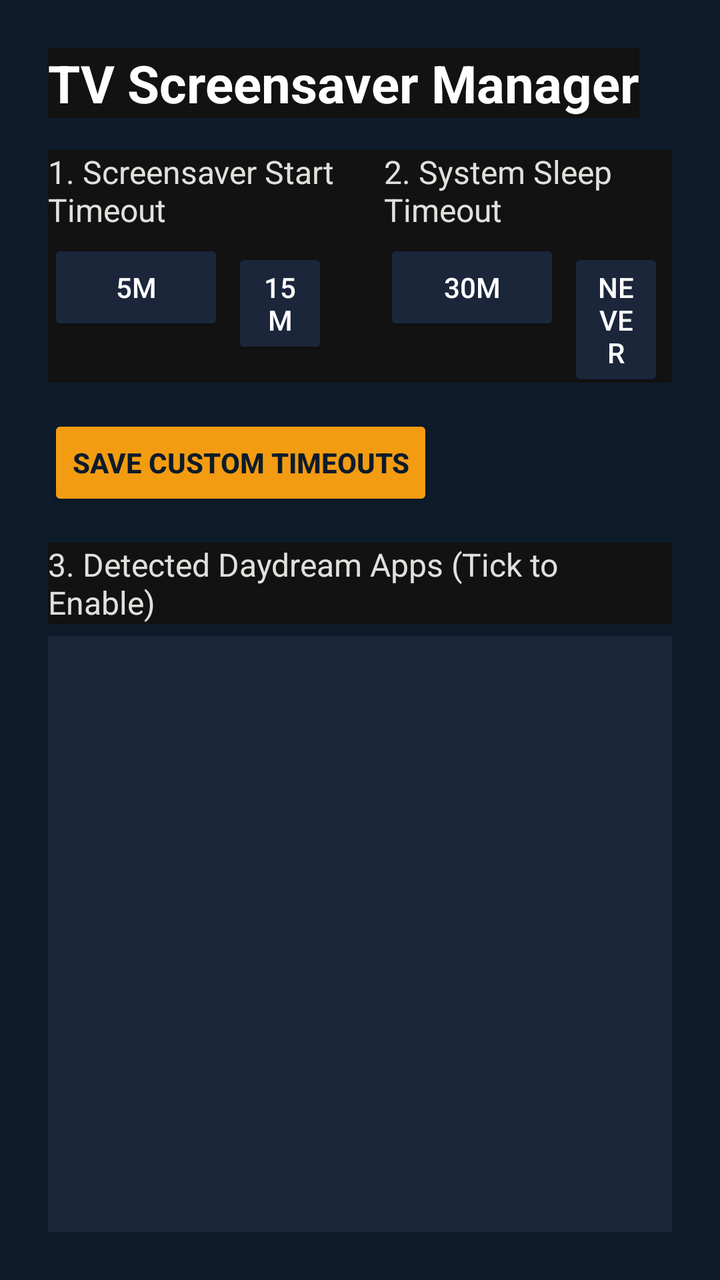
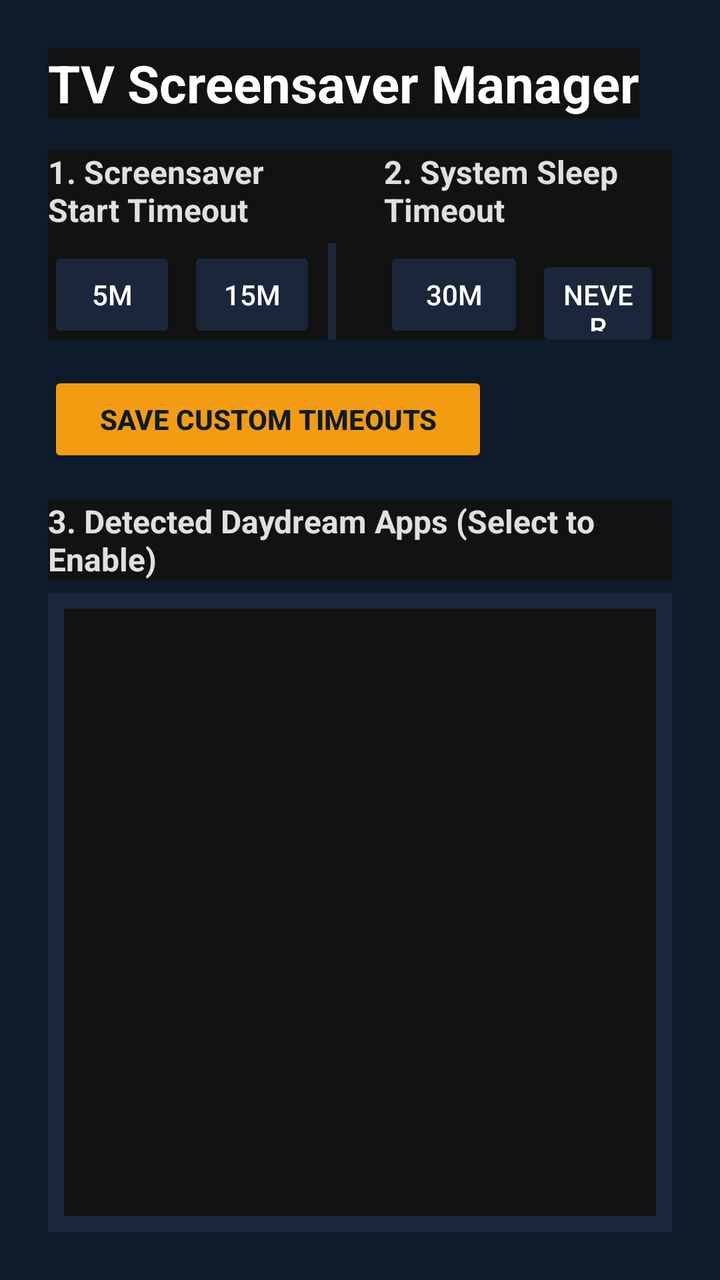

Two renders of the same Android screen: before a commit and after it. Below are the layout's source before the change and the commit's diff.
<!-- AndroidManifest.xml: application theme Theme.Leanback -->
<!-- res/layout/activity_main.xml -->
<?xml version="1.0" encoding="utf-8"?>


<LinearLayout 
    xmlns:android="http://schemas.android.com/apk/res/android"
    android:layout_width="match_parent"
    android:layout_height="match_parent"
    android:orientation="vertical"
    android:padding="24dp"
    android:background="#0D1B2A"> 

    
    <TextView
        android:layout_width="wrap_content"
        android:layout_height="wrap_content"
        android:text="TV Screensaver Manager"
        android:textColor="#FFFFFF"
        android:textSize="26sp"
        android:textStyle="bold"
        android:layout_marginBottom="16dp" />

    
    <LinearLayout
        android:id="@+id/adb_warning_card"
        android:layout_width="match_parent"
        android:layout_height="wrap_content"
        android:orientation="vertical"
        android:background="#C0392B" 
        android:padding="16dp"
        android:layout_marginBottom="16dp"
        android:visibility="gone">

        <TextView
            android:layout_width="wrap_content"
            android:layout_height="wrap_content"
            android:text="⚠️ SYSTEM PERMISSION REQUIRED"
            android:textColor="#FFFFFF"
            android:textStyle="bold"
            android:textSize="18sp"
            android:layout_marginBottom="4dp"/>

        <TextView
            android:layout_width="wrap_content"
            android:layout_height="wrap_content"
            android:text="Please run this exact command from your computer ADB Terminal to grant permission:"
            android:textColor="#EEEEEE"
            android:textSize="14sp"
            android:layout_marginBottom="8dp"/>

        <TextView
            android:layout_width="match_parent"
            android:layout_height="wrap_content"
            android:text="adb shell pm grant com.kscreensavermanager android.permission.WRITE_SECURE_SETTINGS"
            android:textColor="#FFFF00"
            android:fontFamily="monospace"
            android:background="#4A0000"
            android:padding="8dp"
            android:textSize="13sp"
            android:textIsSelectable="true"/>
    </LinearLayout>

    
    <LinearLayout
        android:layout_width="match_parent"
        android:layout_height="wrap_content"
        android:orientation="horizontal"
        android:weightSum="2"
        android:layout_marginBottom="16dp">

        
        <LinearLayout
            android:layout_width="0dp"
            android:layout_height="wrap_content"
            android:layout_weight="1"
            android:orientation="vertical"
            android:paddingRight="12dp">

            <TextView
                android:layout_width="wrap_content"
                android:layout_height="wrap_content"
                android:text="1. Screensaver Start Timeout"
                android:textColor="#E0E1DD"
                android:textSize="16sp"
                android:layout_marginBottom="4dp"/>

            <LinearLayout
                android:layout_width="match_parent"
                android:layout_height="wrap_content"
                android:orientation="horizontal">
                <Button android:id="@+id/btn_off_5m" android:layout_width="wrap_content" android:layout_height="wrap_content" android:text="5m" android:layout_marginRight="4dp" android:backgroundTint="#1B263B" android:textColor="#FFFFFF"/>
                <Button android:id="@+id/btn_off_15m" android:layout_width="wrap_content" android:layout_height="wrap_content" android:text="15m" android:layout_marginRight="4dp" android:backgroundTint="#1B263B" android:textColor="#FFFFFF"/>
                <EditText android:id="@+id/et_off_custom" android:layout_width="60dp" android:layout_height="wrap_content" android:hint="Min" android:inputType="number" android:textColor="#FFFFFF" android:textColorHint="#A0A0A0" android:background="#1B263B" android:padding="8dp"/>
            </LinearLayout>
        </LinearLayout>

        
        <LinearLayout
            android:layout_width="0dp"
            android:layout_height="wrap_content"
            android:layout_weight="1"
            android:orientation="vertical"
            android:paddingLeft="12dp">

            <TextView
                android:layout_width="wrap_content"
                android:layout_height="wrap_content"
                android:text="2. System Sleep Timeout"
                android:textColor="#E0E1DD"
                android:textSize="16sp"
                android:layout_marginBottom="4dp"/>

            <LinearLayout
                android:layout_width="match_parent"
                android:layout_height="wrap_content"
                android:orientation="horizontal">
                <Button android:id="@+id/btn_sleep_30m" android:layout_width="wrap_content" android:layout_height="wrap_content" android:text="30m" android:layout_marginRight="4dp" android:backgroundTint="#1B263B" android:textColor="#FFFFFF"/>
                <Button android:id="@+id/btn_sleep_never" android:layout_width="wrap_content" android:layout_height="wrap_content" android:text="Never" android:layout_marginRight="4dp" android:backgroundTint="#1B263B" android:textColor="#FFFFFF"/>
                <EditText android:id="@+id/et_sleep_custom" android:layout_width="60dp" android:layout_height="wrap_content" android:hint="Min" android:inputType="number" android:textColor="#FFFFFF" android:textColorHint="#A0A0A0" android:background="#1B263B" android:padding="8dp"/>
            </LinearLayout>
        </LinearLayout>
    </LinearLayout>

    
    <Button
        android:id="@+id/btn_apply_timeouts"
        android:layout_width="wrap_content"
        android:layout_height="wrap_content"
        android:text="Save Custom Timeouts"
        android:backgroundTint="#F39C12"
        android:textColor="#0D1B2A"
        android:textStyle="bold"
        android:layout_marginBottom="16dp"/>

    
    <TextView
        android:layout_width="wrap_content"
        android:layout_height="wrap_content"
        android:text="3. Detected Daydream Apps (Tick to Enable)"
        android:textColor="#E0E1DD"
        android:textSize="16sp"
        android:layout_marginBottom="6dp"/>

    <ScrollView
        android:layout_width="match_parent"
        android:layout_height="0dp"
        android:layout_weight="1"
        android:background="#1B263B" 
        android:padding="8dp">

        <RadioGroup
            android:id="@+id/rg_daydream_apps"
            android:layout_width="match_parent"
            android:layout_height="wrap_content"
            android:orientation="vertical" />
    </ScrollView>

</LinearLayout>
<!-- resources referenced by this layout -->
<resources>
  <style name="Theme.Leanback" parent="android:Theme.Material.NoActionBar.Fullscreen">
          <item name="android:background">#121212</item>
      </style>
</resources>

<!-- the commit's change to res/layout/activity_main.xml (unified diff, before → after) -->
@@ -1,13 +1,13 @@
 <?xml version="1.0" encoding="utf-8"?>
 
 
-<LinearLayout 
+<LinearLayout
     xmlns:android="http://schemas.android.com/apk/res/android"
     android:layout_width="match_parent"
     android:layout_height="match_parent"
     android:orientation="vertical"
     android:padding="24dp"
-    android:background="#0D1B2A"> 
+    android:background="#0D1B2A">
 
     
     <TextView
@@ -25,7 +25,7 @@
         android:layout_width="match_parent"
         android:layout_height="wrap_content"
         android:orientation="vertical"
-        android:background="#C0392B" 
+        android:background="#C0392B"
         android:padding="16dp"
         android:layout_marginBottom="16dp"
         android:visibility="gone">
@@ -37,26 +37,29 @@
             android:textColor="#FFFFFF"
             android:textStyle="bold"
             android:textSize="18sp"
-            android:layout_marginBottom="4dp"/>
+            android:layout_marginBottom="4dp" />
 
         <TextView
-            android:layout_width="wrap_content"
-            android:layout_height="wrap_content"
-            android:text="Please run this exact command from your computer ADB Terminal to grant permission:"
+            android:layout_width="match_parent"
+            android:layout_height="wrap_content"
+            android:text="Please run this exact command from your computer terminal to unlock the app:"
             android:textColor="#EEEEEE"
             android:textSize="14sp"
-            android:layout_marginBottom="8dp"/>
-
+            android:layout_marginBottom="8dp" />
+
+        
         <TextView
             android:layout_width="match_parent"
             android:layout_height="wrap_content"
-            android:text="adb shell pm grant com.kscreensavermanager android.permission.WRITE_SECURE_SETTINGS"
+            android:text="adb shell pm grant com.screensavermanager android.permission.WRITE_SECURE_SETTINGS"
             android:textColor="#FFFF00"
             android:fontFamily="monospace"
             android:background="#4A0000"
-            android:padding="8dp"
+            android:padding="10dp"
             android:textSize="13sp"
-            android:textIsSelectable="true"/>
+            android:textIsSelectable="true"
+            android:focusable="true" />
+
     </LinearLayout>
 
     
@@ -73,7 +76,7 @@
             android:layout_height="wrap_content"
             android:layout_weight="1"
             android:orientation="vertical"
-            android:paddingRight="12dp">
+            android:paddingEnd="12dp">
 
             <TextView
                 android:layout_width="wrap_content"
@@ -81,16 +84,52 @@
                 android:text="1. Screensaver Start Timeout"
                 android:textColor="#E0E1DD"
                 android:textSize="16sp"
-                android:layout_marginBottom="4dp"/>
+                android:textStyle="bold"
+                android:layout_marginBottom="6dp" />
 
             <LinearLayout
                 android:layout_width="match_parent"
                 android:layout_height="wrap_content"
                 android:orientation="horizontal">
-                <Button android:id="@+id/btn_off_5m" android:layout_width="wrap_content" android:layout_height="wrap_content" android:text="5m" android:layout_marginRight="4dp" android:backgroundTint="#1B263B" android:textColor="#FFFFFF"/>
-                <Button android:id="@+id/btn_off_15m" android:layout_width="wrap_content" android:layout_height="wrap_content" android:text="15m" android:layout_marginRight="4dp" android:backgroundTint="#1B263B" android:textColor="#FFFFFF"/>
-                <EditText android:id="@+id/et_off_custom" android:layout_width="60dp" android:layout_height="wrap_content" android:hint="Min" android:inputType="number" android:textColor="#FFFFFF" android:textColorHint="#A0A0A0" android:background="#1B263B" android:padding="8dp"/>
+
+                <Button
+                    android:id="@+id/btn_off_5m"
+                    android:layout_width="wrap_content"
+                    android:layout_height="48dp"
+                    android:minWidth="64dp"
+                    android:text="5m"
+                    android:layout_marginEnd="6dp"
+                    android:backgroundTint="#1B263B"
+                    android:textColor="#FFFFFF"
+                    android:focusable="true" />
+
+                <Button
+                    android:id="@+id/btn_off_15m"
+                    android:layout_width="wrap_content"
+                    android:layout_height="48dp"
+                    android:minWidth="64dp"
+                    android:text="15m"
+                    android:layout_marginEnd="6dp"
+                    android:backgroundTint="#1B263B"
+                    android:textColor="#FFFFFF"
+                    android:focusable="true" />
+
+                <EditText
+                    android:id="@+id/et_off_custom"
+                    android:layout_width="70dp"
+                    android:layout_height="48dp"
+                    android:hint="Min"
+                    android:inputType="number"
+                    android:textColor="#FFFFFF"
+                    android:textColorHint="#A0A0A0"
+                    android:background="#1B263B"
+                    android:paddingStart="8dp"
+                    android:paddingEnd="8dp"
+                    android:gravity="center"
+                    android:selectAllOnFocus="true" />
+
             </LinearLayout>
+
         </LinearLayout>
 
         
@@ -99,7 +138,7 @@
             android:layout_height="wrap_content"
             android:layout_weight="1"
             android:orientation="vertical"
-            android:paddingLeft="12dp">
+            android:paddingStart="12dp">
 
             <TextView
                 android:layout_width="wrap_content"
@@ -107,51 +146,94 @@
                 android:text="2. System Sleep Timeout"
                 android:textColor="#E0E1DD"
                 android:textSize="16sp"
-                android:layout_marginBottom="4dp"/>
+                android:textStyle="bold"
+                android:layout_marginBottom="6dp" />
 
             <LinearLayout
                 android:layout_width="match_parent"
                 android:layout_height="wrap_content"
                 android:orientation="horizontal">
-                <Button android:id="@+id/btn_sleep_30m" android:layout_width="wrap_content" android:layout_height="wrap_content" android:text="30m" android:layout_marginRight="4dp" android:backgroundTint="#1B263B" android:textColor="#FFFFFF"/>
-                <Button android:id="@+id/btn_sleep_never" android:layout_width="wrap_content" android:layout_height="wrap_content" android:text="Never" android:layout_marginRight="4dp" android:backgroundTint="#1B263B" android:textColor="#FFFFFF"/>
-                <EditText android:id="@+id/et_sleep_custom" android:layout_width="60dp" android:layout_height="wrap_content" android:hint="Min" android:inputType="number" android:textColor="#FFFFFF" android:textColorHint="#A0A0A0" android:background="#1B263B" android:padding="8dp"/>
+
+                <Button
+                    android:id="@+id/btn_sleep_30m"
+                    android:layout_width="wrap_content"
+                    android:layout_height="48dp"
+                    android:minWidth="70dp"
+                    android:text="30m"
+                    android:layout_marginEnd="6dp"
+                    android:backgroundTint="#1B263B"
+                    android:textColor="#FFFFFF"
+                    android:focusable="true" />
+
+                <Button
+                    android:id="@+id/btn_sleep_never"
+                    android:layout_width="wrap_content"
+                    android:layout_height="48dp"
+                    android:minWidth="76dp"
+                    android:text="Never"
+                    android:layout_marginEnd="6dp"
+                    android:backgroundTint="#1B263B"
+                    android:textColor="#FFFFFF"
+                    android:focusable="true" />
+
+                <EditText
+                    android:id="@+id/et_sleep_custom"
+                    android:layout_width="70dp"
+                    android:layout_height="48dp"
+                    android:hint="Min"
+                    android:inputType="number"
+                    android:textColor="#FFFFFF"
+                    android:textColorHint="#A0A0A0"
+                    android:background="#1B263B"
+                    android:paddingStart="8dp"
+                    android:paddingEnd="8dp"
+                    android:gravity="center"
+                    android:selectAllOnFocus="true" />
+
             </LinearLayout>
+
         </LinearLayout>
+
     </LinearLayout>
 
     
     <Button
         android:id="@+id/btn_apply_timeouts"
         android:layout_width="wrap_content"
-        android:layout_height="wrap_content"
+        android:layout_height="48dp"
+        android:minWidth="220dp"
         android:text="Save Custom Timeouts"
         android:backgroundTint="#F39C12"
         android:textColor="#0D1B2A"
         android:textStyle="bold"
-        android:layout_marginBottom="16dp"/>
+        android:layout_marginBottom="16dp"
+        android:focusable="true" />
 
     
     <TextView
         android:layout_width="wrap_content"
         android:layout_height="wrap_content"
-        android:text="3. Detected Daydream Apps (Tick to Enable)"
+        android:text="3. Detected Daydream Apps (Select to Enable)"
         android:textColor="#E0E1DD"
         android:textSize="16sp"
-        android:layout_marginBottom="6dp"/>
-
+        android:textStyle="bold"
+        android:layout_marginBottom="6dp" />
+
+    
     <ScrollView
         android:layout_width="match_parent"
         android:layout_height="0dp"
         android:layout_weight="1"
-        android:background="#1B263B" 
-        android:padding="8dp">
+        android:background="#1B263B"
+        android:padding="8dp"
+        android:fillViewport="true">
 
         <RadioGroup
             android:id="@+id/rg_daydream_apps"
             android:layout_width="match_parent"
             android:layout_height="wrap_content"
             android:orientation="vertical" />
+
     </ScrollView>
 
 </LinearLayout>
